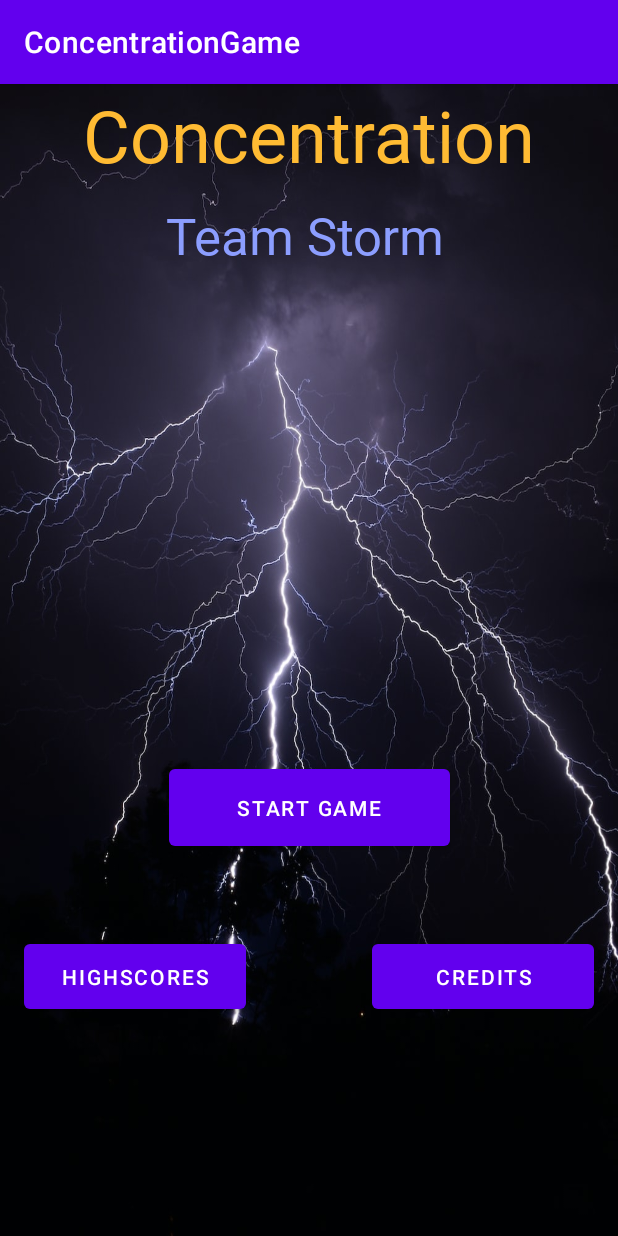
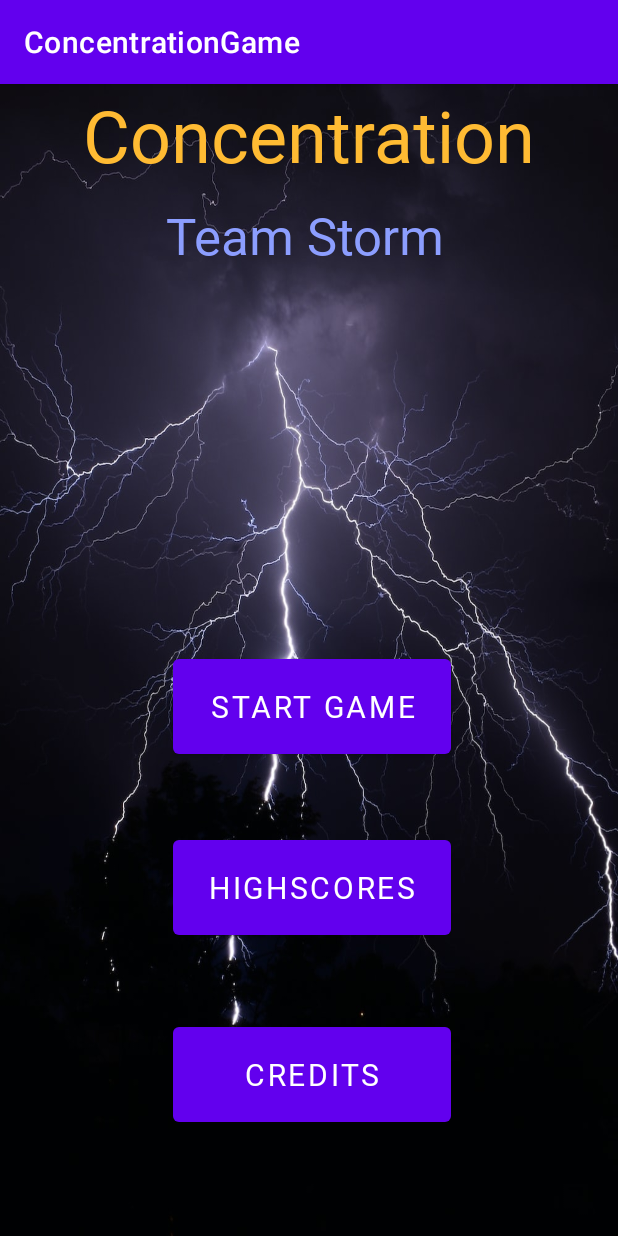
Before and after one commit to CS2450-Group/Concentration-Game, an Android app: the screen it shows after launch (MainActivity), on a phone screen of 412 x 824 dp. Run offline under Robolectric (Android 15) with nearby library versions, the phone set to English and light mode, and no system bars; Roboto replaces fonts that are not available here.

Commit message:
Edited format on MainActivity screen, added activities for game, highscore, and credits, and implemented onClickListeners for each button

```diff
--- a/app/src/main/java/cs2450/TeamStorm/com/MainActivity.java
+++ b/app/src/main/java/cs2450/TeamStorm/com/MainActivity.java
@@ -2,7 +2,10 @@ package cs2450.TeamStorm.com;
 
 import androidx.appcompat.app.AppCompatActivity;
 
+import android.content.Intent;
 import android.os.Bundle;
+import android.view.View;
+import android.widget.Button;
 
 public class MainActivity extends AppCompatActivity {
 
@@ -10,5 +13,30 @@ public class MainActivity extends AppCompatActivity {
     protected void onCreate(Bundle savedInstanceState) {
         super.onCreate(savedInstanceState);
         setContentView(R.layout.activity_main);
+
+        // set click listener for start button
+        Button start = (Button) findViewById(R.id.startButton);
+        start.setOnClickListener(new View.OnClickListener(){
+            @Override
+            public void onClick(View v) {
+                startActivity(new Intent(MainActivity.this, GameScreen.class));
+            }
+        });
+        // set click listener for highscore button
+        Button highscore = (Button) findViewById(R.id.highscoreButton);
+        highscore.setOnClickListener(new View.OnClickListener(){
+            @Override
+            public void onClick(View v) {
+                startActivity(new Intent(MainActivity.this, HighScoreScreen.class));
+            }
+        });
+        // set click listener for credits button
+        Button credits = (Button) findViewById(R.id.creditsButton);
+        credits.setOnClickListener(new View.OnClickListener(){
+            @Override
+            public void onClick(View v) {
+                startActivity(new Intent(MainActivity.this, CreditsScreen.class));
+            }
+        });
     }
 }
--- a/app/src/main/res/layout/activity_main.xml
+++ b/app/src/main/res/layout/activity_main.xml
@@ -8,7 +8,7 @@
     tools:context=".MainActivity">
 
     <TextView
-        android:id="@+id/textView2"
+        android:id="@+id/titleLabel1"
         android:layout_width="wrap_content"
         android:layout_height="wrap_content"
         android:fontFamily="@font/stick"
@@ -24,42 +24,49 @@
         app:layout_constraintVertical_bias="0.002" />
 
     <Button
-        android:id="@+id/button6"
-        android:layout_width="187dp"
-        android:layout_height="63dp"
+        android:id="@+id/startButton"
+        android:layout_width="185dp"
+        android:layout_height="75dp"
+        android:fontFamily="@font/stick"
         android:text="@string/start_game"
+        android:textSize="20sp"
         app:layout_constraintBottom_toBottomOf="parent"
         app:layout_constraintEnd_toEndOf="parent"
+        app:layout_constraintHorizontal_bias="0.508"
         app:layout_constraintStart_toStartOf="parent"
         app:layout_constraintTop_toTopOf="parent"
-        app:layout_constraintVertical_bias="0.64" />
+        app:layout_constraintVertical_bias="0.545" />
 
     <Button
-        android:id="@+id/button7"
-        android:layout_width="148dp"
-        android:layout_height="55dp"
+        android:id="@+id/highscoreButton"
+        android:layout_width="185dp"
+        android:layout_height="75dp"
+        android:fontFamily="@font/stick"
         android:text="@string/highscores"
+        android:textSize="20sp"
         app:layout_constraintBottom_toBottomOf="parent"
         app:layout_constraintEnd_toEndOf="parent"
-        app:layout_constraintHorizontal_bias="0.06"
+        app:layout_constraintHorizontal_bias="0.508"
         app:layout_constraintStart_toStartOf="parent"
         app:layout_constraintTop_toTopOf="parent"
-        app:layout_constraintVertical_bias="0.796" />
+        app:layout_constraintVertical_bias="0.719" />
 
     <Button
-        android:id="@+id/button8"
-        android:layout_width="148dp"
-        android:layout_height="55dp"
+        android:id="@+id/creditsButton"
+        android:layout_width="185dp"
+        android:layout_height="75dp"
+        android:fontFamily="@font/stick"
         android:text="@string/credits"
+        android:textSize="20sp"
         app:layout_constraintBottom_toBottomOf="parent"
         app:layout_constraintEnd_toEndOf="parent"
-        app:layout_constraintHorizontal_bias="0.939"
+        app:layout_constraintHorizontal_bias="0.508"
         app:layout_constraintStart_toStartOf="parent"
         app:layout_constraintTop_toTopOf="parent"
-        app:layout_constraintVertical_bias="0.796" />
+        app:layout_constraintVertical_bias="0.899" />
 
     <TextView
-        android:id="@+id/textView3"
+        android:id="@+id/titleLabel2"
         android:layout_width="wrap_content"
         android:layout_height="wrap_content"
         android:fontFamily="@font/stick"
--- a/app/src/main/res/values/strings.xml
+++ b/app/src/main/res/values/strings.xml
@@ -5,4 +5,5 @@
     <string name="highscores">HIGHSCORES</string>
     <string name="team_storm">Team Storm</string>
     <string name="concentration">Concentration</string>
+    <string name="high_scores">High Scores</string>
 </resources>
```
Also changed, not shown: app/src/main/AndroidManifest.xml (+22 -0 lines), app/src/main/java/cs2450/TeamStorm/com/CreditsScreen.java (added, +14 -0 lines), app/src/main/java/cs2450/TeamStorm/com/GameScreen.java (added, +14 -0 lines), app/src/main/java/cs2450/TeamStorm/com/HighScoreScreen.java (added, +14 -0 lines), app/src/main/res/layout/activity_credits_screen.xml (added, +26 -0 lines), app/src/main/res/layout/activity_game_screen.xml (added, +10 -0 lines), app/src/main/res/layout/activity_high_score_screen.xml (added, +26 -0 lines).
